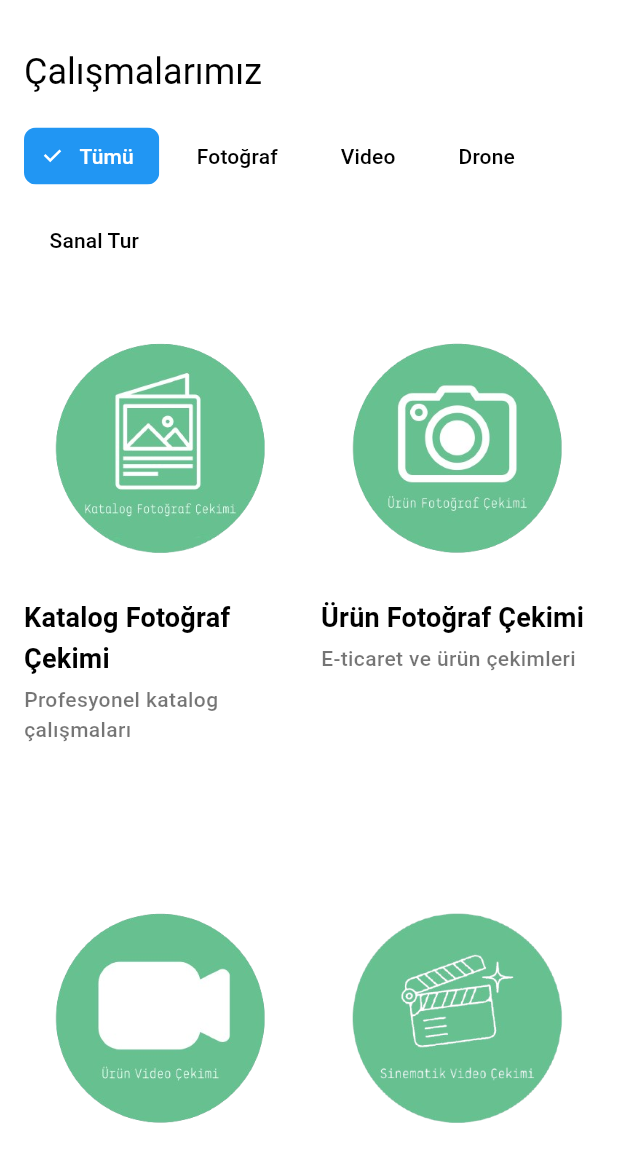
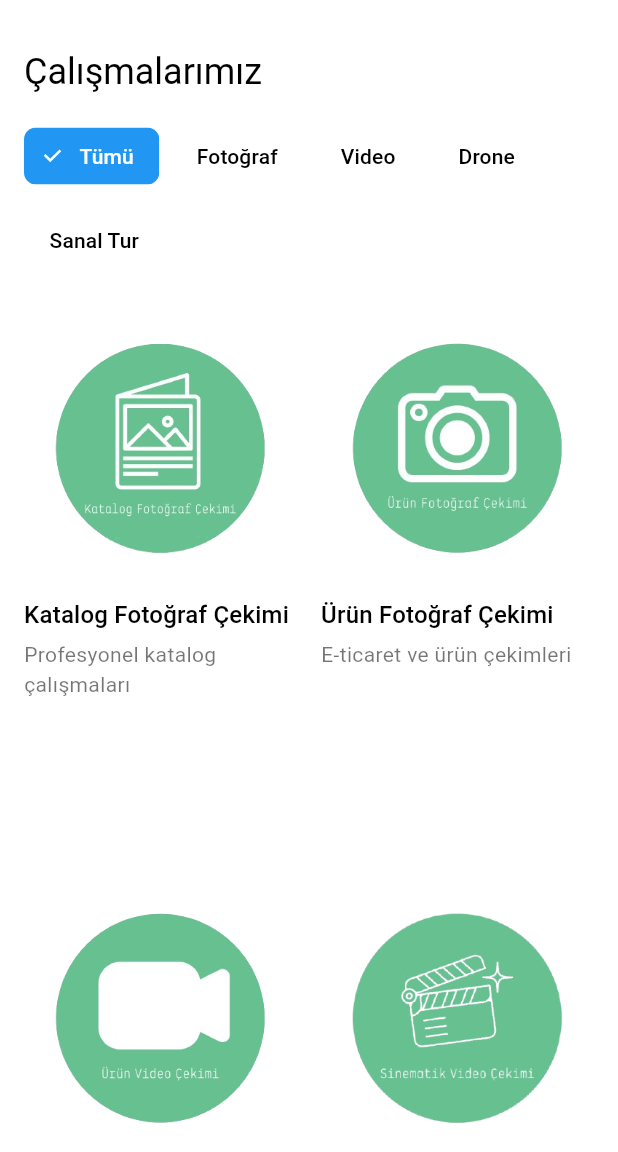
Before and after one commit to NetMedyaGrup/website, a Flutter app: the WorksView screen opened by its route, on a phone screen of 412 x 824 dp, the part 84-1236 px from its top. Run offline on Flutter 3.47's test engine with Material 3 defaults, Android fonts, the phone set to English and light mode, and no system bars; our stand-ins replace font_awesome_flutter, video_player, visibility_detector; missing offline and left inert: dart:html.

Commit message:
feat: integrate Kuula embed and finish work_view

```diff
--- a/lib/views/work/work_view.dart
+++ b/lib/views/work/work_view.dart
@@ -1,11 +1,10 @@
+import 'package:flutter/material.dart';
 import 'package:flutter/foundation.dart' show kIsWeb;
-import 'package:flutter/material.dart';
 import 'package:flutter_application_2/widgets/header.dart';
 import 'package:flutter_application_2/widgets/footer.dart';
 import 'package:flutter_application_2/l10n/strings.dart';
+import 'package:flutter_application_2/widgets/kuula_embed_view.dart';
 import 'package:url_launcher/url_launcher.dart';
-import 'dart:html' as html;
-import 'dart:ui' as ui;
 
 class WorksView extends StatefulWidget {
   final VoidCallback toggleTheme;
@@ -25,7 +24,7 @@ class _WorksViewState extends State<WorksView> {
   final ScrollController _scrollController = ScrollController();
   int _selectedCategory = 0;
 
-  static const List<String> _projectImagePaths = [
+  static const _images = [
     'assets/images/works/katalogfotoğraf.png',
     'assets/images/works/ürünfotoğraf.png',
     'assets/images/works/ürünvideo.png',
@@ -37,125 +36,49 @@ class _WorksViewState extends State<WorksView> {
   ];
 
   Future<void> _openLink(String url) async {
+    final uri = Uri.parse(url);
     if (kIsWeb) {
-      html.window.open(url, '_blank');
+      await launchUrl(uri, webOnlyWindowName: '_blank');
+    } else if (await canLaunchUrl(uri)) {
+      await launchUrl(uri, mode: LaunchMode.externalApplication);
     } else {
-      final uri = Uri.parse(url);
-      if (await canLaunchUrl(uri)) {
-        await launchUrl(uri, mode: LaunchMode.externalApplication);
-      } else {
-        ScaffoldMessenger.of(
-          context,
-        ).showSnackBar(SnackBar(content: Text('Link açılamadı: $url')));
-      }
-    }
-  }
-
-  List<Project> get _projects {
-    final lang = Localizations.localeOf(context).languageCode;
-    final titles = AppStrings.getList('works_projects_titles', lang);
-    final subtitles = AppStrings.getList('works_projects_subtitles', lang);
-    final categories = AppStrings.getList('works_projects_categories', lang);
-
-    return List.generate(
-      titles.length,
-      (i) => Project(
-        imagePath: _projectImagePaths[i],
-        title: titles[i],
-        subtitle: subtitles[i],
-        category: categories[i],
-      ),
-    );
-  }
-
-  List<Project> get _filteredProjects {
-    final lang = Localizations.localeOf(context).languageCode;
-    final filters = AppStrings.getList('works_filter_categories', lang);
-    final sel = filters[_selectedCategory];
-
-    if (sel == 'Tümü' || sel == 'All') return _projects;
-    if (sel == 'Drone') {
-      return _projects.where((p) => p.category.contains('Drone')).toList();
-    }
-    return _projects.where((p) => p.category == sel).toList();
-  }
-
-  @override
-  void initState() {
-    super.initState();
-    if (kIsWeb) {
-      // ignore: undefined_prefixed_name
-      ui.platformViewRegistry.registerViewFactory('kuula-iframe', (int viewId) {
-        final kuulaUrl =
-            'https://kuula.co/share/collection/71f3D?logo=-1&info=0&fs=1&vr=1&zoom=1&gyro=0&thumbs=1';
-        final html.IFrameElement element =
-            html.IFrameElement()
-              ..src = kuulaUrl
-              ..style.border = 'none'
-              ..allow = 'xr-spatial-tracking; gyroscope; accelerometer'
-              ..allowFullscreen = true
-              ..width = '100%'
-              ..height = '640';
-        return element;
-      });
+      ScaffoldMessenger.of(
+        context,
+      ).showSnackBar(SnackBar(content: Text('Link açılamadı: $url')));
     }
   }
 
   @override
   Widget build(BuildContext context) {
     final lang = Localizations.localeOf(context).languageCode;
+    final titles = AppStrings.getList('works_projects_titles', lang);
     final categories = AppStrings.getList('works_filter_categories', lang);
-    final titles = AppStrings.getList('works_projects_titles', lang);
+    final projects =
+        List.generate(titles.length, (i) {
+          final subs = AppStrings.getList('works_projects_subtitles', lang);
+          final cats = AppStrings.getList('works_projects_categories', lang);
+          return Project(
+            imagePath: _images[i],
+            title: titles[i],
+            subtitle: subs[i],
+            category: cats[i],
+          );
+        }).where((p) {
+          final sel = categories[_selectedCategory];
+          if (sel == 'Tümü' || sel == 'All') return true;
+          if (sel == 'Drone') return p.category.contains('Drone');
+          return p.category == sel;
+        }).toList();
 
     final screenWidth = MediaQuery.of(context).size.width;
     final isMobile = screenWidth < 600;
-    final isTablet = screenWidth >= 600 && screenWidth < 900;
-    final isDesktop = screenWidth >= 900;
-
-    // Sağ-sol padding
-    final horizontalPadding = isMobile ? 16.0 : 120.0;
-    // Metin boyutları
-    final titleSize =
-        isMobile
-            ? 18.0
-            : isTablet
-            ? 20.0
-            : 18.0;
-    final subtitleSize =
-        isMobile
-            ? 14.0
-            : isTablet
-            ? 16.0
-            : 14.0;
-
-    // Grid hücre genişliği: mobilde ekranın (padding dahil) yarısı, diğerlerinde sabit
-    final usableWidth = screenWidth - horizontalPadding * 2;
-    final maxExtent =
-        isMobile
-            ? usableWidth / 2
-            : isTablet
-            ? 240.0
-            : 280.0;
-
-    // Hücre yüksekliği/width oranı: mobilde yaklaşık 0.62 (yeterince uzun), diğerlerinde önceki ayar
-    final childAspectRatio =
-        isMobile
-            ? 0.5 // mobilde hücreyi daha uzun yapıyoruz
-            : isTablet
-            ? 0.85
-            : 0.65;
-
-    final crossAxisCount =
-        isMobile
-            ? 2
-            : isTablet
-            ? 3
-            : 4;
+    final horizontal = isMobile ? 16.0 : 120.0;
+    final childAspect = isMobile ? 0.5 : (screenWidth < 900 ? 0.85 : 0.65);
 
     return Scaffold(
       body: SingleChildScrollView(
         controller: _scrollController,
-        physics: const BouncingScrollPhysics(),
+        physics: BouncingScrollPhysics(),
         child: Column(
           crossAxisAlignment: CrossAxisAlignment.stretch,
           children: [
@@ -167,7 +90,7 @@ class _WorksViewState extends State<WorksView> {
                 onLogoTap:
                     () => Navigator.of(
                       context,
-                    ).pushNamedAndRemoveUntil('/', (r) => false),
+                    ).pushNamedAndRemoveUntil('/', (_) => false),
                 onServicesTap: () => Navigator.pushNamed(context, '/services'),
                 onAboutTap: () => Navigator.pushNamed(context, '/about'),
                 onCareersTap: () => Navigator.pushNamed(context, '/career'),
@@ -193,11 +116,10 @@ class _WorksViewState extends State<WorksView> {
               ),
             ),
 
-            const SizedBox(height: 32),
-
+            SizedBox(height: 32),
             // Başlık
             Padding(
-              padding: EdgeInsets.symmetric(horizontal: horizontalPadding),
+              padding: EdgeInsets.symmetric(horizontal: horizontal),
               child: Text(
                 AppStrings.get('works', lang),
                 style: Theme.of(context).textTheme.headlineSmall?.copyWith(
@@ -205,74 +127,95 @@ class _WorksViewState extends State<WorksView> {
                 ),
               ),
             ),
-            const SizedBox(height: 16),
+            SizedBox(height: 16),
 
-            // Filtre çipleri
+            // Filtre
             Padding(
-              padding: EdgeInsets.symmetric(horizontal: horizontalPadding),
+              padding: EdgeInsets.symmetric(horizontal: horizontal),
               child: Wrap(
                 spacing: 8,
                 runSpacing: 8,
                 children: List.generate(categories.length, (i) {
-                  final selected = i == _selectedCategory;
                   return ChoiceChip(
-                    label: Text(
-                      categories[i],
-                      style: TextStyle(
-                        fontSize: isMobile ? 14 : 18,
-                        fontWeight: FontWeight.w500,
-                      ),
-                    ),
-                    selected: selected,
+                    label: Text(categories[i]),
+                    selected: i == _selectedCategory,
                     onSelected: (_) => setState(() => _selectedCategory = i),
                   );
                 }),
               ),
             ),
+            SizedBox(height: 24),
 
-            const SizedBox(height: 24),
-
-            // Proje kartları
+            // Grid
             Padding(
-              padding: EdgeInsets.symmetric(horizontal: horizontalPadding),
+              padding: EdgeInsets.symmetric(horizontal: horizontal),
               child: GridView.builder(
                 shrinkWrap: true,
                 physics: NeverScrollableScrollPhysics(),
-                itemCount: _filteredProjects.length,
+                itemCount: projects.length,
                 gridDelegate: SliverGridDelegateWithMaxCrossAxisExtent(
-                  maxCrossAxisExtent: maxExtent,
+                  maxCrossAxisExtent:
+                      isMobile
+                          ? (screenWidth - horizontal * 2) / 2
+                          : (screenWidth < 900 ? 240 : 280),
                   crossAxisSpacing: 16,
                   mainAxisSpacing: 16,
-                  childAspectRatio: childAspectRatio,
+                  childAspectRatio: childAspect,
                 ),
-                itemBuilder: (context, index) {
-                  final project = _filteredProjects[index];
+                itemBuilder: (_, idx) {
+                  final p = projects[idx];
                   return InkWell(
                     onTap: () {
-                      if (project.title == titles[1]) {
+                      // 1: Ürün Fotoğraf
+                      if (p.title == titles[1]) {
                         _openLink(
                           'https://www.instagram.com/share/p/BAHoMhhZLG',
                         );
-                      } else if (project.title == titles[2]) {
+                        return;
+                      }
+                      // 2: Ürün Video
+                      if (p.title == titles[2]) {
                         _openLink(
                           'https://www.instagram.com/share/reel/__OZrAd-Q',
                         );
-                      } else if (project.title == titles[3]) {
+                        return;
+                      }
+                      // 3: Sinematik
+                      if (p.title == titles[3]) {
                         _openLink(
                           'https://www.instagram.com/share/reel/BAPMia-Tcb',
                         );
-                      } else if (project.title == titles[4]) {
+                        return;
+                      }
+                      // 4: Trend
+                      if (p.title == titles[4]) {
                         _openLink(
                           'https://www.instagram.com/share/reel/_eACrgClN',
                         );
                         return;
                       }
-                      if (project.category == 'Sanal Tur') {
+                      // 5: Drone Fotoğraf
+                      if (p.title == titles[5]) {
+                        _openLink(
+                          'https://www.instagram.com/share/p/DRONE_PHOTO_LINK',
+                        );
+                        return;
+                      }
+                      // 6: Drone Video
+                      if (p.title == titles[6]) {
+                        _openLink(
+                          'https://www.instagram.com/share/reel/DRONE_VIDEO_LINK',
+                        );
+                        return;
+                      }
+                      // 7: Sanal Tur (Kuula)
+                      if (p.category == 'Sanal Tur') {
                         Navigator.of(context).push(
                           MaterialPageRoute(
-                            builder: (_) => const KuulaDetailView(),
+                            builder: (_) => const KuulaEmbedView(),
                           ),
                         );
+                        return;
                       }
                     },
                     child: Column(
@@ -282,35 +225,18 @@ class _WorksViewState extends State<WorksView> {
                           borderRadius: BorderRadius.circular(16),
                           child: AspectRatio(
                             aspectRatio: 1,
-                            child: Image.asset(
-                              project.imagePath,
-                              fit: BoxFit.cover,
-                            ),
+                            child: Image.asset(p.imagePath, fit: BoxFit.cover),
                           ),
                         ),
-                        const SizedBox(height: 8),
+                        SizedBox(height: 8),
                         Text(
-                          project.title,
-                          style: Theme.of(
-                            context,
-                          ).textTheme.titleMedium?.copyWith(
-                            fontSize: titleSize,
-                            fontWeight: FontWeight.bold,
-                          ),
-                          maxLines: 2,
-                          overflow: TextOverflow.ellipsis,
+                          p.title,
+                          style: Theme.of(context).textTheme.titleMedium,
                         ),
-                        const SizedBox(height: 4),
+                        SizedBox(height: 4),
                         Text(
-                          project.subtitle,
-                          style: Theme.of(
-                            context,
-                          ).textTheme.bodyMedium?.copyWith(
-                            fontSize: subtitleSize,
-                            fontWeight: FontWeight.w500,
-                          ),
-                          maxLines: 2,
-                          overflow: TextOverflow.ellipsis,
+                          p.subtitle,
+                          style: Theme.of(context).textTheme.bodyMedium,
                         ),
                       ],
                     ),
@@ -319,7 +245,7 @@ class _WorksViewState extends State<WorksView> {
               ),
             ),
 
-            const SizedBox(height: 60),
+            SizedBox(height: 60),
 
             // Footer
             Container(
@@ -354,11 +280,7 @@ class _WorksViewState extends State<WorksView> {
 }
 
 class Project {
-  final String imagePath;
-  final String title;
-  final String subtitle;
-  final String category;
-
+  final String imagePath, title, subtitle, category;
   const Project({
     required this.imagePath,
     required this.title,
@@ -366,62 +288,3 @@ class Project {
     required this.category,
   });
 }
-
-class KuulaDetailView extends StatelessWidget {
-  const KuulaDetailView({super.key});
-
-  @override
-  Widget build(BuildContext context) {
-    final screenWidth = MediaQuery.of(context).size.width;
-    final iframeHeight =
-        screenWidth < 600
-            ? MediaQuery.of(context).size.height * 0.6
-            : MediaQuery.of(context).size.height * 0.9;
-
-    return Scaffold(
-      appBar: AppBar(
-        title: const Text('Kuula 360 Detay'),
-        backgroundColor: Colors.black87,
-      ),
-      body: SingleChildScrollView(
-        child: Column(
-          children: [
-            SizedBox(
-              width: double.infinity,
-              height: iframeHeight,
-              child:
-                  kIsWeb
-                      ? HtmlElementView(viewType: 'kuula-iframe')
-                      : const Padding(
-                        padding: EdgeInsets.all(16.0),
-                        child: Text(
-                          'Kuula 360 içeriği yalnızca web üzerinde görüntülenebilir.',
-                          textAlign: TextAlign.center,
-                        ),
-                      ),
-            ),
-            Footer(
-              scrollController: ScrollController(),
-              onAboutTap: () => Navigator.pushNamed(context, '/about'),
-              onCareersTap: () => Navigator.pushNamed(context, '/career'),
-              onContactTap: () => Navigator.pushNamed(context, '/contact'),
-              onVideoProdTap: () => Navigator.pushNamed(context, '/videoProd'),
-              onGoogleMetaTap:
-                  () => Navigator.pushNamed(context, '/googleMeta'),
-              onMappingTap: () => Navigator.pushNamed(context, '/mapping'),
-              onTour360Tap: () => Navigator.pushNamed(context, '/tour360'),
-              onAdConsultTap: () => Navigator.pushNamed(context, '/adConsult'),
-              onSocialMediaTap:
-                  () => Navigator.pushNamed(context, '/socialMedia'),
-              onGraphicDesignTap:
-                  () => Navigator.pushNamed(context, '/graphicDesign'),
-              onWebDevTap: () => Navigator.pushNamed(context, '/webDev'),
-              onLogoDesignTap:
-                  () => Navigator.pushNamed(context, '/logoDesign'),
-            ),
-          ],
-        ),
-      ),
-    );
-  }
-}
```
Also changed, not shown: lib/widgets/kuula_embed_view.dart (added, +115 -0 lines).
